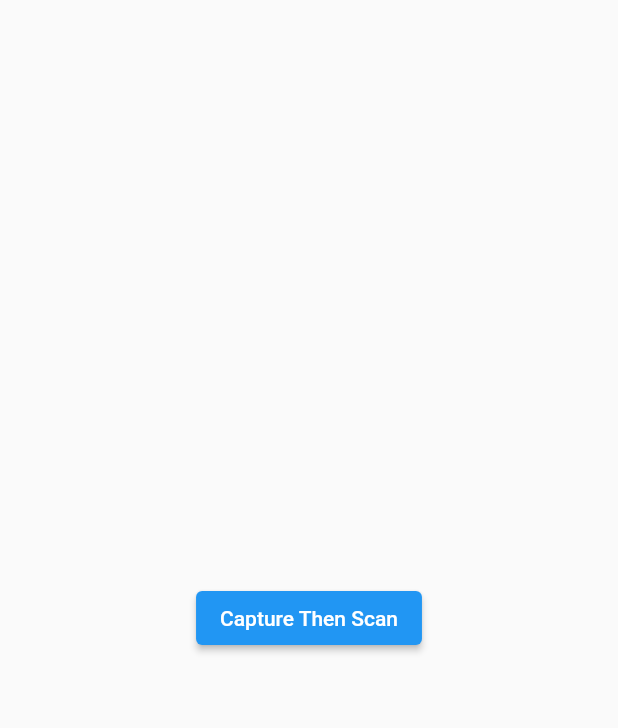
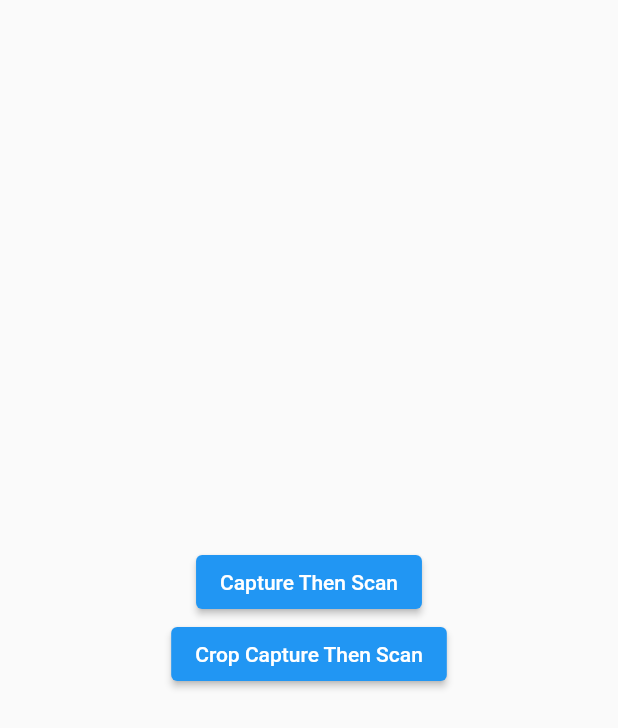
Before and after one commit to NasShihab/camera_bar_code, a Flutter app: the screen it shows after launch, on a phone screen of 412 x 824 dp. Shown: the top 728 px of the screen. Run offline on Flutter 3.47's test engine with Material 2 defaults, Android fonts, the phone set to English and light mode, and no system bars; our stand-ins replace image_picker; missing offline and left inert: google_ml_kit.

Commit message:
barcode ok

```diff
--- a/lib/homepage.dart
+++ b/lib/homepage.dart
@@ -1,14 +1,9 @@
 import 'package:flutter/material.dart';
 import 'capture_image_then_scan/capture_image_then_scan.dart';
 
-class HomePage extends StatefulWidget {
+class HomePage extends StatelessWidget {
   const HomePage({super.key});
 
-  @override
-  State<HomePage> createState() => _HomePageState();
-}
-
-class _HomePageState extends State<HomePage> {
   @override
   Widget build(BuildContext context) {
     return Scaffold(
@@ -26,6 +21,13 @@ class _HomePageState extends State<HomePage> {
                   child: const Text("Capture Then Scan"),
                 ),
               ),
+              Center(
+                child: ElevatedButton(
+                  onPressed: () {
+                  },
+                  child: const Text("Crop Capture Then Scan"),
+                ),
+              ),
             ],
           ),
         ),
--- a/lib/main.dart
+++ b/lib/main.dart
@@ -16,13 +16,9 @@ class MyApp extends StatefulWidget {
 class _MyAppState extends State<MyApp> {
   @override
   Widget build(BuildContext context) {
-    return MultiProvider(
-      providers: [
-      ],
-      child: const MaterialApp(
-        debugShowCheckedModeBanner: false,
-        home: HomePage(),
-      ),
+    return const MaterialApp(
+      debugShowCheckedModeBanner: false,
+      home: HomePage(),
     );
   }
 }
```
